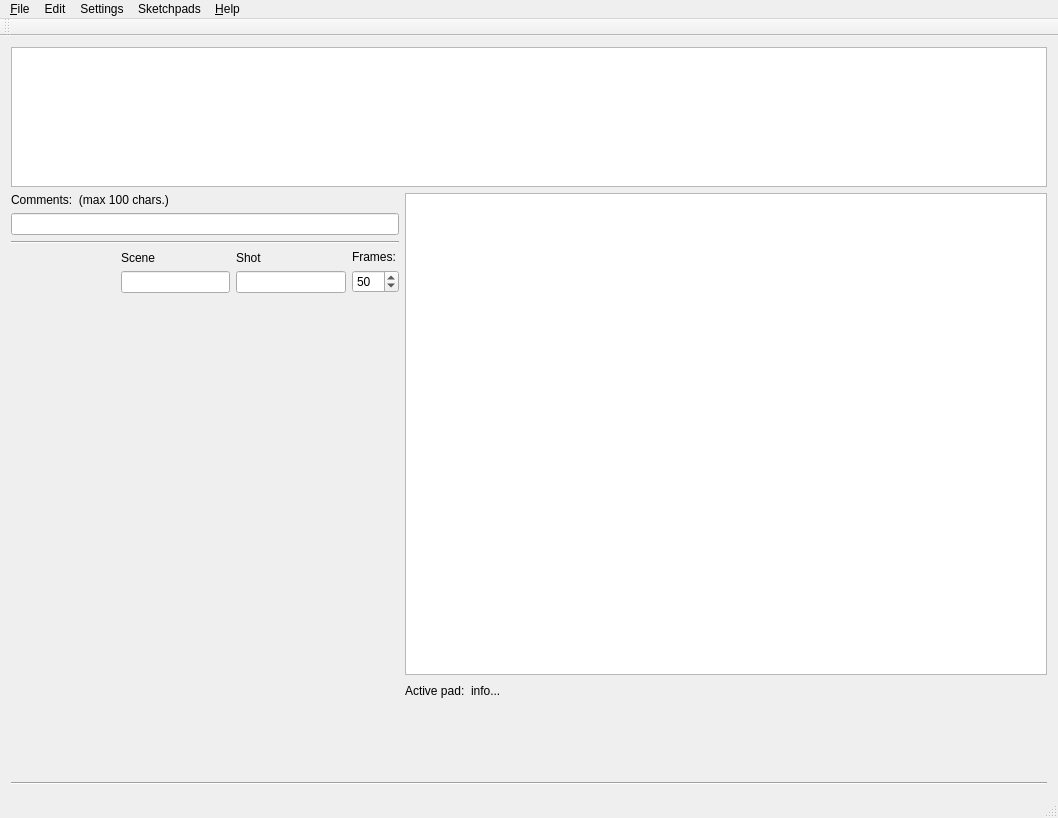
This is mainwindow.ui in davidlamhauge/dastoryboard as Qt 5 draws it before an edit. The edited form follows.
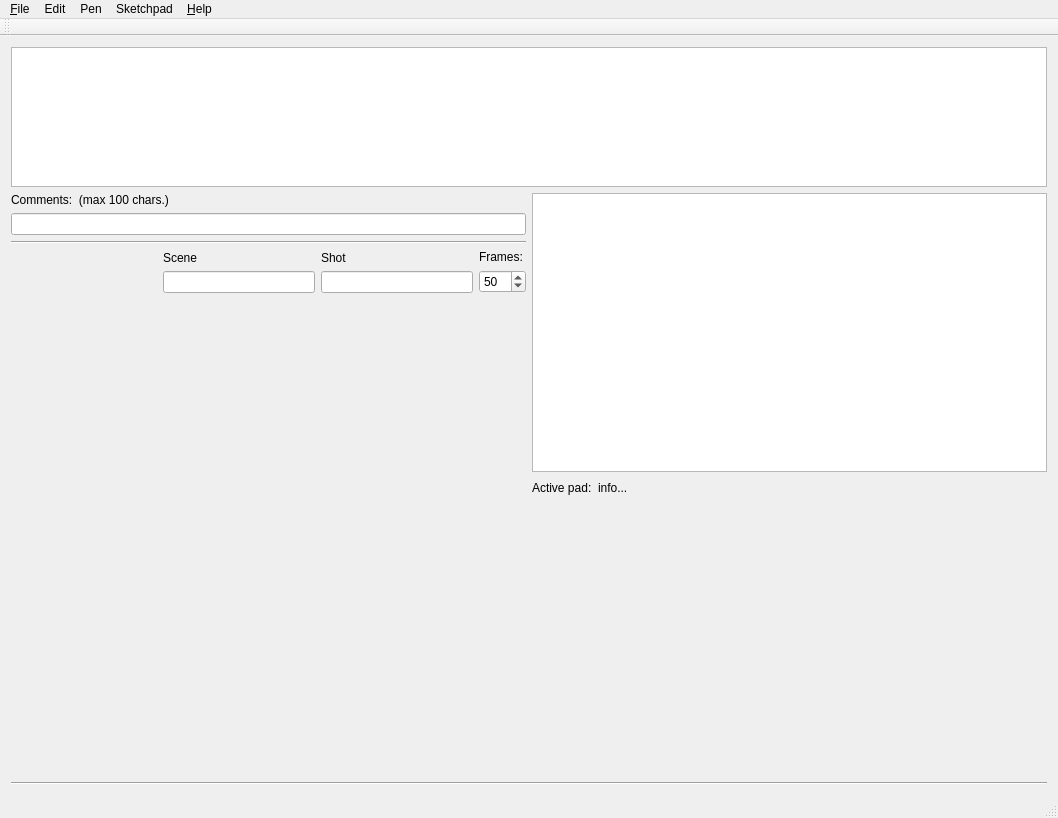
This is the edited form.

```diff
--- a/mainwindow.ui
+++ b/mainwindow.ui
@@ -172,14 +172,14 @@
            <widget class="QGraphicsView" name="gvSketchPad">
             <property name="minimumSize">
              <size>
-              <width>642</width>
-              <height>482</height>
+              <width>0</width>
+              <height>0</height>
              </size>
             </property>
             <property name="maximumSize">
              <size>
-              <width>642</width>
-              <height>482</height>
+              <width>10000</width>
+              <height>10000</height>
              </size>
             </property>
             <property name="mouseTracking">
@@ -267,7 +267,7 @@
    </widget>
    <widget class="QMenu" name="menuSettings">
     <property name="title">
-     <string>Settings</string>
+     <string>Pen</string>
     </property>
     <widget class="QMenu" name="menuLoad_Pen">
      <property name="title">
@@ -283,7 +283,7 @@
    </widget>
    <widget class="QMenu" name="menuEdit">
     <property name="title">
-     <string>Sketchpads</string>
+     <string>Sketchpad</string>
     </property>
     <addaction name="actionAppend_Sketchpad"/>
     <addaction name="actionInsert_Sketchpad"/>
```
Left out of the diff: 21 changed lines with no effect on the pictures.
